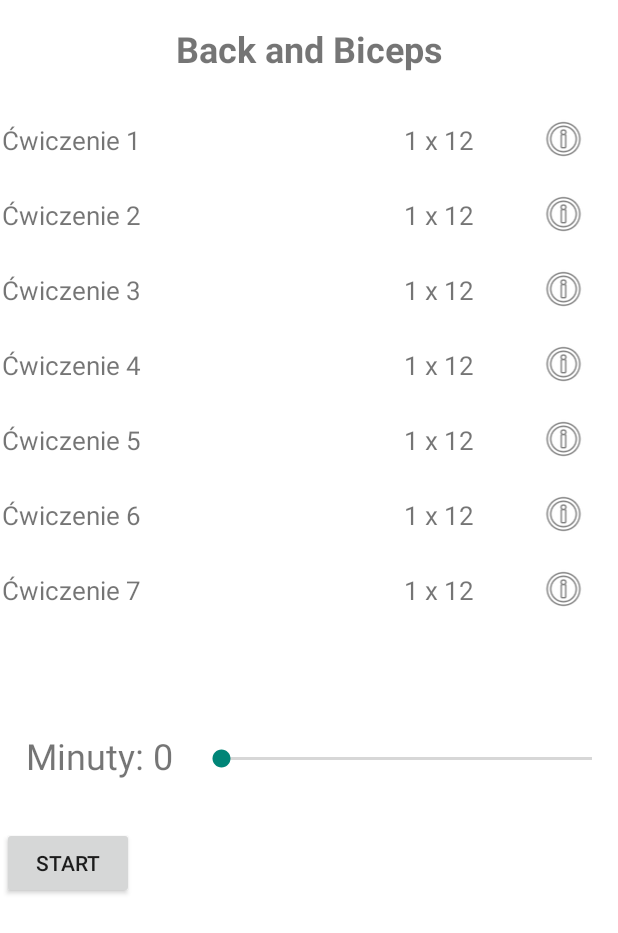
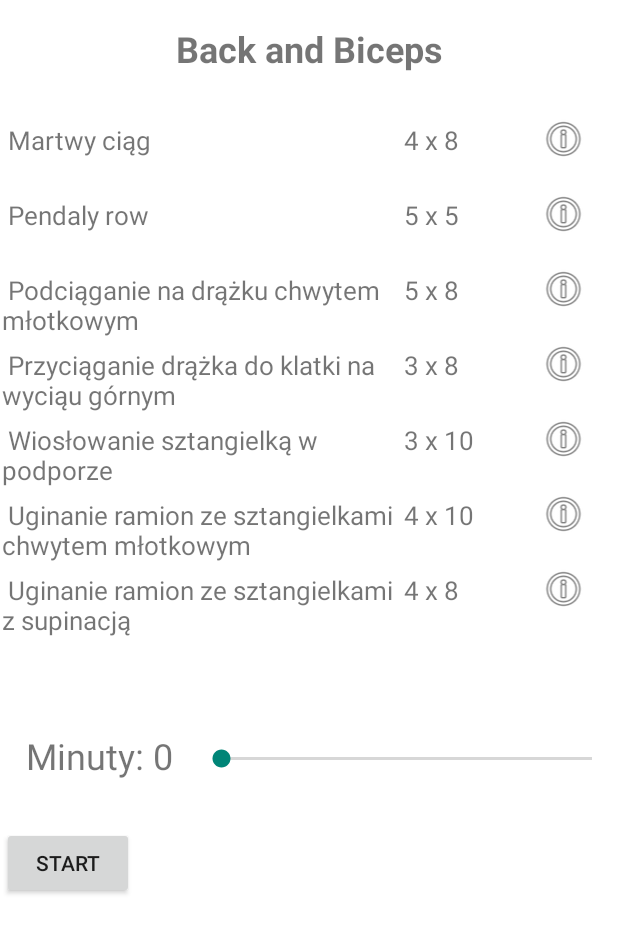
Before and after one commit to SavageSaszo/Gym_Buddy, an Android app: the BackAndBiceps screen opened directly, with no data from a screen before it, on a phone screen of 412 x 824 dp. Shown: the top 933 px of the screen. Run offline under Robolectric (Android 15) with nearby library versions, the phone set to English and light mode, and no system bars.

Commit message:
Adding back and biceps taining

```diff
--- a/app/src/main/java/com/example/gymbuddy/Training/Split/BackAndBiceps.kt
+++ b/app/src/main/java/com/example/gymbuddy/Training/Split/BackAndBiceps.kt
@@ -81,6 +81,69 @@ class BackAndBiceps : AppCompatActivity() {
 
         mediaPlayer = MediaPlayer.create(this, R.raw.happy_wheels_finish_sf)
 
+        val imageView1 = findViewById<ImageView>(R.id.imageView1)
+        val imageResource1 = R.drawable.martwy_ciag // Zasób obrazu
+        val imageDescription1 = ""
+        val imageTitle1 = "Martwy ciąg"
+
+        imageView1.setOnClickListener {
+            showImageDialog(imageResource1, imageDescription1, imageTitle1)
+        }
+
+        val imageView2 = findViewById<ImageView>(R.id.imageView2)
+        val imageResource2 = R.drawable.wioslowanie_sztanga // Zasób obrazu
+        val imageDescription2 = ""
+        val imageTitle2 = "Pendaly row"
+
+        imageView2.setOnClickListener {
+            showImageDialog(imageResource2, imageDescription2, imageTitle2)
+        }
+
+        val imageView3 = findViewById<ImageView>(R.id.imageView3)
+        val imageResource3 = R.drawable.podciaganie_nachwytem // Zasób obrazu
+        val imageDescription3 = ""
+        val imageTitle3 = "Podciaganie nachwytem"
+
+        imageView3.setOnClickListener {
+            showImageDialog(imageResource3, imageDescription3, imageTitle3)
+        }
+
+        val imageView4 = findViewById<ImageView>(R.id.imageView4)
+        val imageResource4 = R.drawable.martwy_ciag // Zasób obrazu
+        val imageDescription4 = ""
+        val imageTitle4 = "Martwy ciąg"
+
+        imageView4.setOnClickListener {
+            showImageDialog(imageResource4, imageDescription4, imageTitle4)
+        }
+
+        val imageView5 = findViewById<ImageView>(R.id.imageView5)
+        val imageResource5 = R.drawable.martwy_ciag // Zasób obrazu
+        val imageDescription5 = ""
+        val imageTitle5 = "Martwy ciąg"
+
+        imageView5.setOnClickListener {
+            showImageDialog(imageResource5, imageDescription5, imageTitle5)
+        }
+
+        val imageView6 = findViewById<ImageView>(R.id.imageView6)
+        val imageResource6 = R.drawable.martwy_ciag // Zasób obrazu
+        val imageDescription6 = ""
+        val imageTitle6 = "Martwy ciąg"
+
+        imageView6.setOnClickListener {
+            showImageDialog(imageResource6, imageDescription6, imageTitle6)
+        }
+
+        val imageView7 = findViewById<ImageView>(R.id.imageView7)
+        val imageResource7 = R.drawable.martwy_ciag // Zasób obrazu
+        val imageDescription7 = ""
+        val imageTitle7 = "Martwy ciąg"
+
+        imageView7.setOnClickListener {
+            showImageDialog(imageResource7, imageDescription7, imageTitle7)
+        }
+
 
     }
 
--- a/app/src/main/res/layout/activity_back_and_biceps.xml
+++ b/app/src/main/res/layout/activity_back_and_biceps.xml
@@ -33,7 +33,7 @@
             android:textSize="17sp"
             android:layout_marginTop="10dp"
             android:layout_weight="7"
-            android:text="Ćwiczenie 1" />
+            android:text=" Martwy ciąg" />
 
         <TextView
             android:id="@+id/exercise_1_series_reps"
@@ -43,7 +43,7 @@
             android:textSize="17sp"
             android:layout_weight="2"
             android:gravity="start"
-            android:text=" 1 x 12" />
+            android:text=" 4 x 8" />
 
         <ImageView
             android:id="@+id/imageView1"
@@ -69,7 +69,7 @@
             android:textSize="17sp"
             android:layout_marginTop="10dp"
             android:layout_weight="7"
-            android:text="Ćwiczenie 2" />
+            android:text=" Pendaly row" />
 
         <TextView
             android:id="@+id/exercise_2_series_reps"
@@ -79,7 +79,7 @@
             android:textSize="17sp"
             android:layout_weight="2"
             android:gravity="start"
-            android:text=" 1 x 12" />
+            android:text=" 5 x 5" />
 
         <ImageView
             android:id="@+id/imageView2"
@@ -105,7 +105,7 @@
             android:textSize="17sp"
             android:layout_marginTop="10dp"
             android:layout_weight="7"
-            android:text="Ćwiczenie 3" />
+            android:text=" Podciąganie na drążku chwytem młotkowym" />
 
         <TextView
             android:id="@+id/exercise_3_series_reps"
@@ -115,7 +115,7 @@
             android:textSize="17sp"
             android:layout_weight="2"
             android:gravity="start"
-            android:text=" 1 x 12" />
+            android:text=" 5 x 8" />
 
         <ImageView
             android:id="@+id/imageView3"
@@ -141,7 +141,7 @@
             android:textSize="17sp"
             android:layout_marginTop="10dp"
             android:layout_weight="7"
-            android:text="Ćwiczenie 4" />
+            android:text=" Przyciąganie drążka do klatki na wyciąu górnym" />
 
         <TextView
             android:id="@+id/exercise_4_series_reps"
@@ -151,7 +151,7 @@
             android:textSize="17sp"
             android:layout_weight="2"
             android:gravity="start"
-            android:text=" 1 x 12" />
+            android:text=" 3 x 8" />
 
         <ImageView
             android:id="@+id/imageView4"
@@ -177,7 +177,7 @@
             android:textSize="17sp"
             android:layout_marginTop="10dp"
             android:layout_weight="7"
-            android:text="Ćwiczenie 5" />
+            android:text=" Wiosłowanie sztangielką w podporze" />
 
         <TextView
             android:id="@+id/exercise_5_series_reps"
@@ -187,7 +187,7 @@
             android:textSize="17sp"
             android:layout_weight="2"
             android:gravity="start"
-            android:text=" 1 x 12" />
+            android:text=" 3 x 10" />
 
         <ImageView
             android:id="@+id/imageView5"
@@ -213,7 +213,7 @@
             android:textSize="17sp"
             android:layout_marginTop="10dp"
             android:layout_weight="7"
-            android:text="Ćwiczenie 6" />
+            android:text=" Uginanie ramion ze sztangielkami chwytem młotkowym" />
 
         <TextView
             android:id="@+id/exercise_6_series_reps"
@@ -223,7 +223,7 @@
             android:textSize="17sp"
             android:layout_weight="2"
             android:gravity="start"
-            android:text=" 1 x 12" />
+            android:text=" 4 x 10" />
 
         <ImageView
             android:id="@+id/imageView6"
@@ -250,7 +250,7 @@
             android:textSize="17sp"
             android:layout_marginTop="10dp"
             android:layout_weight="7"
-            android:text="Ćwiczenie 7" />
+            android:text=" Uginanie ramion ze sztangielkami z supinacją" />
 
         <TextView
             android:id="@+id/exercise_7_series_reps"
@@ -260,7 +260,7 @@
             android:textSize="17sp"
             android:layout_weight="2"
             android:gravity="start"
-            android:text=" 1 x 12" />
+            android:text=" 4 x 8" />
 
         <ImageView
             android:id="@+id/imageView7"
```
Also changed, not shown: app/src/main/java/com/example/gymbuddy/Training/Split/BellyAndShoulders.kt (+63 -0 lines), app/src/main/java/com/example/gymbuddy/Training/Split/ChestAndTriceps.kt (+63 -0 lines), app/src/main/java/com/example/gymbuddy/Training/Split/Legs2.kt (+63 -0 lines).
